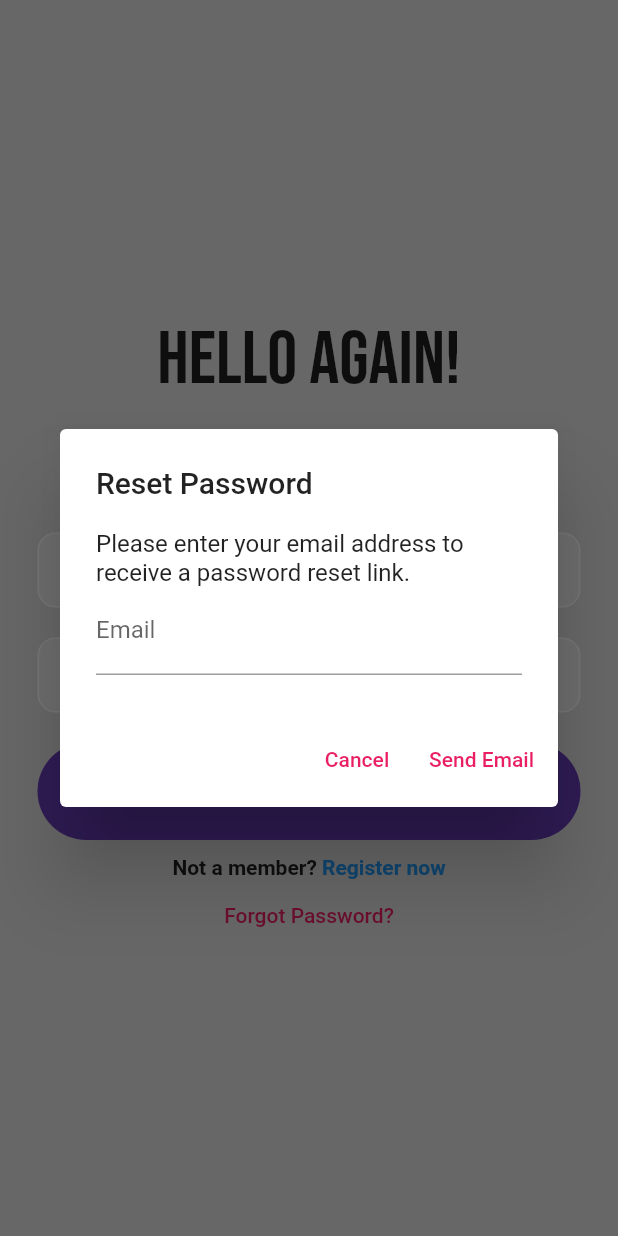
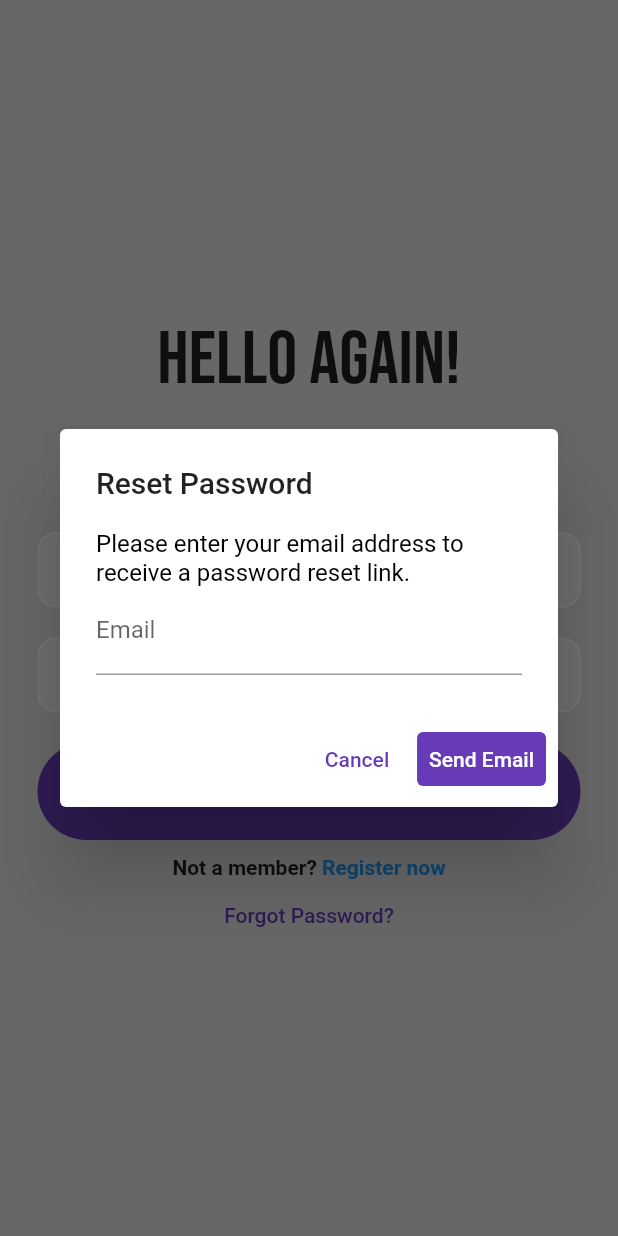
Before and after one commit to Qosay-AlShatel/Sniffer, a Flutter app: the AuthScreen screen opened by its route, after a tap on "Forgot Password?", on a phone screen of 412 x 824 dp. Run offline on Flutter 3.47's test engine with Material 2 defaults, Android fonts, the phone set to English and light mode, and no system bars; our stand-ins replace cloud_firestore, firebase_auth, firebase_core, firebase_storage, geolocator, google_fonts and 7 more; accounts and stored records are empty; network calls fail.

Commit message:
changes to UI

```diff
--- a/lib/main.dart
+++ b/lib/main.dart
@@ -65,6 +65,7 @@ class _MyAppState extends State<MyApp> {
         ),
       ],
       child: MaterialApp(
+        debugShowCheckedModeBanner: false,
         title: 'Sniffer',
         routes: {
           AuthScreen.routeName: (ctx) => AuthScreen(),
--- a/lib/screens/auth_screen.dart
+++ b/lib/screens/auth_screen.dart
@@ -98,7 +98,8 @@ class _AuthScreenState extends State<AuthScreen> {
             child: ListBody(
               children: <Widget>[
                 Text(
-                    'Please enter your email address to receive a password reset link.'),
+                    'Please enter your email address to receive a password reset link.',
+                  style: TextStyle(color: Colors.black),),
                 TextField(
                   controller: emailController,
                   keyboardType: TextInputType.emailAddress,
@@ -109,18 +110,23 @@ class _AuthScreenState extends State<AuthScreen> {
           ),
           actions: <Widget>[
             TextButton(
-              child: Text('Cancel'),
+              child: Text('Cancel', style: TextStyle(color: Colors.deepPurple)),
               onPressed: () {
                 Navigator.of(context).pop();
               },
             ),
-            TextButton(
-              child: Text('Send Email'),
+            TextButton(style:  TextButton.styleFrom(
+              foregroundColor: Colors.white,
+              backgroundColor: Colors.deepPurple,
+              padding: const EdgeInsets.all(8.0)
+        ),
+              child: Text('Send Email',),
               onPressed: () async {
                 await _sendForgotPasswordEmail(emailController.text);
                 Navigator.of(context).pop();
               },
             ),
+
           ],
         );
       },
--- a/lib/screens/home_screen.dart
+++ b/lib/screens/home_screen.dart
@@ -58,9 +58,8 @@ class _HomeScreenState extends State<HomeScreen> {
     double width = MediaQuery.of(context).size.width;
 
     final List<Widget> _pages = [
-      //YOU CAN REPLACE THE CENTER WIDGETS WITH YOUR CUSTOM WIDGET OR CLASS NAME
       Center(
-        child: Text('Home'),
+        child: Text('Home')
       ),
       PetsGrid(refreshNotifier: refreshNotifier),
       FencesGrid(),
--- a/lib/widgets/auth_form.dart
+++ b/lib/widgets/auth_form.dart
@@ -332,7 +332,9 @@ class _AuthFormState extends State<AuthForm> {
                       onPressed: () {
                         widget.forgotPasswordCallback(context);
                       },
-                      child: Text('Forgot Password?'),
+                      child: Text('Forgot Password?',
+                        style: TextStyle(color: Colors.deepPurple),
+                      ),
                     ),
                 ],
               ),
--- a/lib/widgets/fences_grid.dart
+++ b/lib/widgets/fences_grid.dart
@@ -38,7 +38,7 @@ class _FencesGridState extends State<FencesGrid> {
     }
 
     return _isLoading
-        ? Center(child: CircularProgressIndicator())
+        ? Center(child: CircularProgressIndicator(color: Colors.deepPurple[300],))
         : GridView.builder(
             padding: const EdgeInsets.all(10),
             itemCount: fences.length,
```
